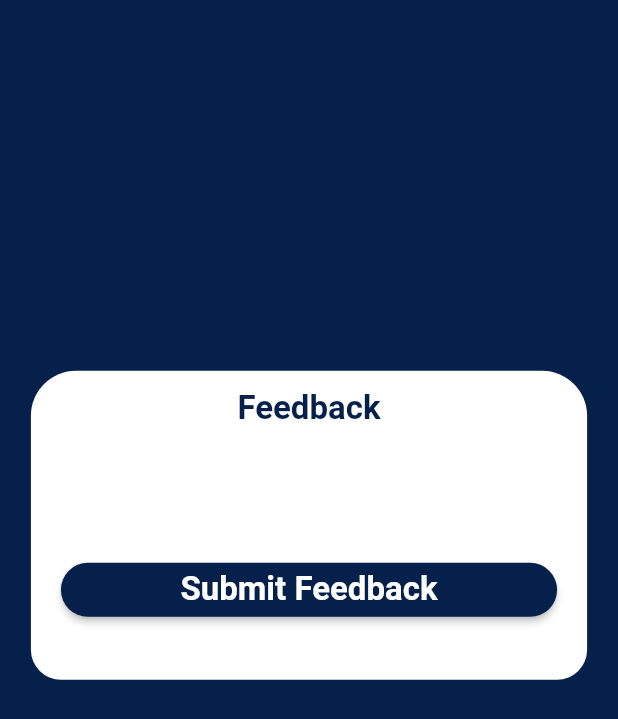
After one commit to khoabm/goshare, a Flutter app: the FeedbackScreen screen opened directly, after a tap on "Submit Feedback", on a phone screen of 412 x 824 dp. The commit adds this screen. Shown: the top 719 px of the screen. Run offline on Flutter 3.47's test engine with Material 2 defaults, Android fonts, the phone set to English and light mode, and no system bars; our stand-ins replace firebase_core, firebase_messaging, flutter_riverpod, flutter_svg, flutter_typeahead, fpdart and 4 more; missing offline and left inert: signalr_core, vietmap_flutter_gl, vietmap_flutter_navigation; accounts and stored records are empty; project files that could hold a hidden picture were left out.

Commit message:
feedback

```diff
--- /dev/null
+++ b/lib/features/feedback/feedback.dart
@@ -0,0 +1,130 @@
+import 'package:flutter/material.dart';
+import 'package:flutter_riverpod/flutter_riverpod.dart';
+import 'package:goshare/common/app_button.dart';
+import 'package:goshare/common/home_center_container.dart';
+import 'package:goshare/common/loader.dart';
+import 'package:goshare/core/constants/constants.dart';
+import 'package:goshare/core/constants/route_constants.dart';
+import 'package:goshare/features/feedback/controller/feedback_controller.dart';
+import 'package:goshare/theme/pallet.dart';
+
+final ratingProvider = StateProvider<int?>((ref) => null);
+final feedbackTextProvider = StateProvider<String?>((ref) => null);
+
+class FeedbackScreen extends ConsumerStatefulWidget {
+  const FeedbackScreen({Key? key}) : super(key: key);
+
+  @override
+  _FeedbackScreenState createState() => _FeedbackScreenState();
+}
+
+class _FeedbackScreenState extends ConsumerState<FeedbackScreen> {
+  bool _isLoading = false;
+
+  void _submitFeedback(WidgetRef ref) {
+    // Get the selected rating and feedback text
+    final int? rating = ref.read(ratingProvider.notifier).state;
+    final String? feedbackText = ref.read(feedbackTextProvider.notifier).state;
+
+    if (rating != null && feedbackText != null) {
+      // You can perform any additional logic or send the feedback to the server
+      // For now, print the values
+      print('Rating: $rating');
+      print('Feedback Text: $feedbackText');
+    } else {
+      // Handle the case where either rating or feedback text is not provided
+      // This could be displayed as an error message to the user
+      print('Please provide both rating and feedback text.');
+    }
+  }
+
+  @override
+  Widget build(BuildContext context) {
+    return GestureDetector(
+      onTap: () => FocusManager.instance.primaryFocus?.unfocus(),
+      child: Scaffold(
+        body: Stack(
+          children: [
+            SingleChildScrollView(
+              child: Column(
+                children: [
+                  // Your header/banner here
+                  Container(
+                    padding: const EdgeInsets.all(8.0),
+                    width: MediaQuery.of(context).size.width,
+                    height: MediaQuery.of(context).size.height * .3,
+                    // Replace with your image or SVG
+                    // child: Image.asset(Constants.feedbackBanner),
+                  ),
+                  HomeCenterContainer(
+                    width: MediaQuery.of(context).size.width * .9,
+                    child: Column(
+                      children: [
+                        const Text(
+                          'Feedback',
+                          style: TextStyle(
+                            fontWeight: FontWeight.w700,
+                            fontSize: 22,
+                          ),
+                        ),
+                        const SizedBox(height: 20),
+                        // Rating Stars
+                        RatingStars(),
+                        const SizedBox(height: 20),
+                        // Feedback Text Input
+                        FeedbackTextInput(),
+                        const SizedBox(height: 20),
+                        // Submit Button
+                        Container(
+                          padding: const EdgeInsets.all(8.0),
+                          width: MediaQuery.of(context).size.width * .9,
+                          child: Padding(
+                            padding: const EdgeInsets.symmetric(vertical: 16),
+                            child: AppButton(
+                              buttonText: 'Submit Feedback',
+                              onPressed: () => _submitFeedback(ref),
+                            ),
+                          ),
+                        ),
+                      ],
+                    ),
+                  ),
+                  const SizedBox(height: 20),
+                ],
+              ),
+            ),
+            if (_isLoading)
+              Container(
+                color: Colors.black.withOpacity(0.5),
+                child: const Loader(),
+              ),
+          ],
+        ),
+      ),
+    );
+  }
+}
+
+class RatingStars extends StatelessWidget {
+  @override
+  Widget build(BuildContext context) {
+    // Implement your star rating UI here
+    // Use Riverpod to manage the selected rating
+    return Container(
+        // Your star rating UI implementation here
+        // Example: A row of stars that the user can tap to select the rating
+        );
+  }
+}
+
+class FeedbackTextInput extends StatelessWidget {
+  @override
+  Widget build(BuildContext context) {
+    // Implement your feedback text input UI here
+    // Use Riverpod to manage the entered feedback text
+    return Container(
+        // Your feedback text input UI implementation here
+        // Example: A TextFormField where users can enter feedback
+        );
+  }
+}
```
Also changed, not shown: lib/features/feedback/controller/feedback_controller.dart (added, +14 -0 lines), lib/router.dart (+62 -85 lines).
